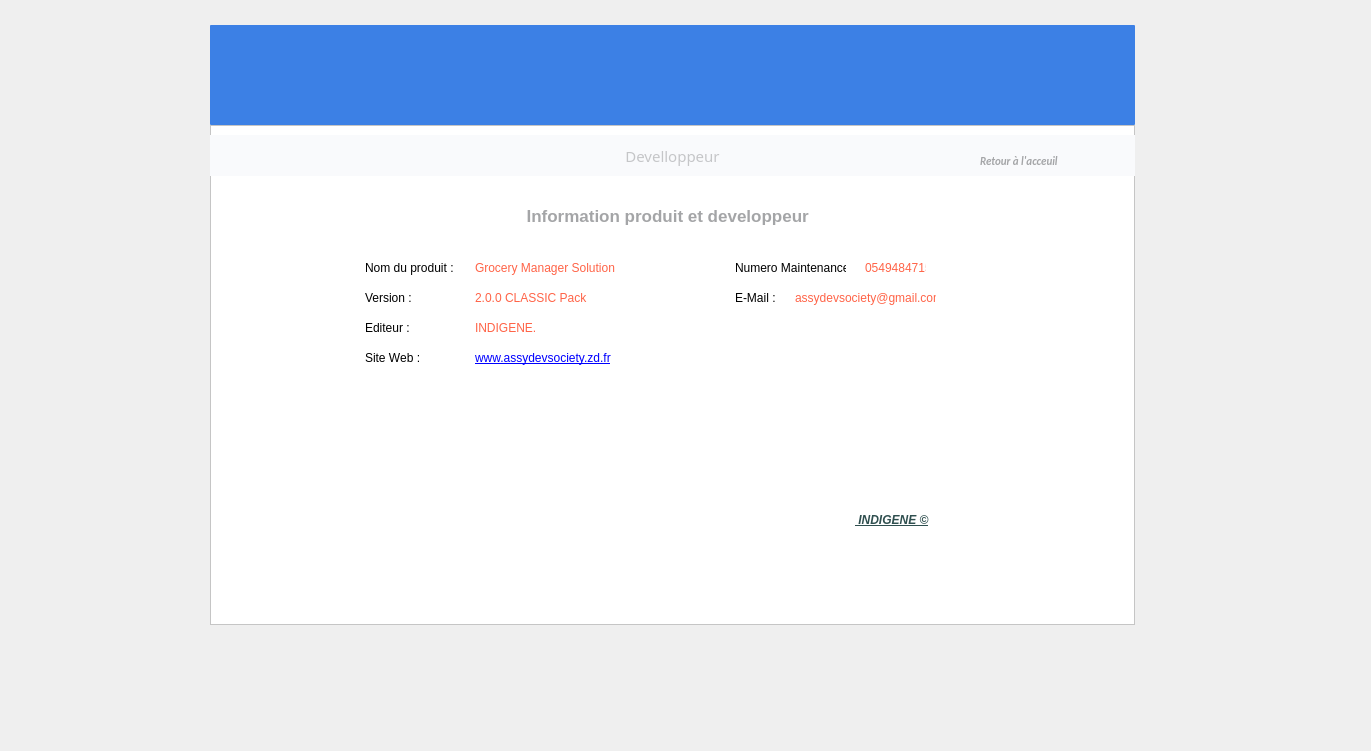
Before: the Qt Designer form DESIGN/DIALOGS/developper.ui in indigene-way/ERP_business_Manager, drawn with Qt 5.
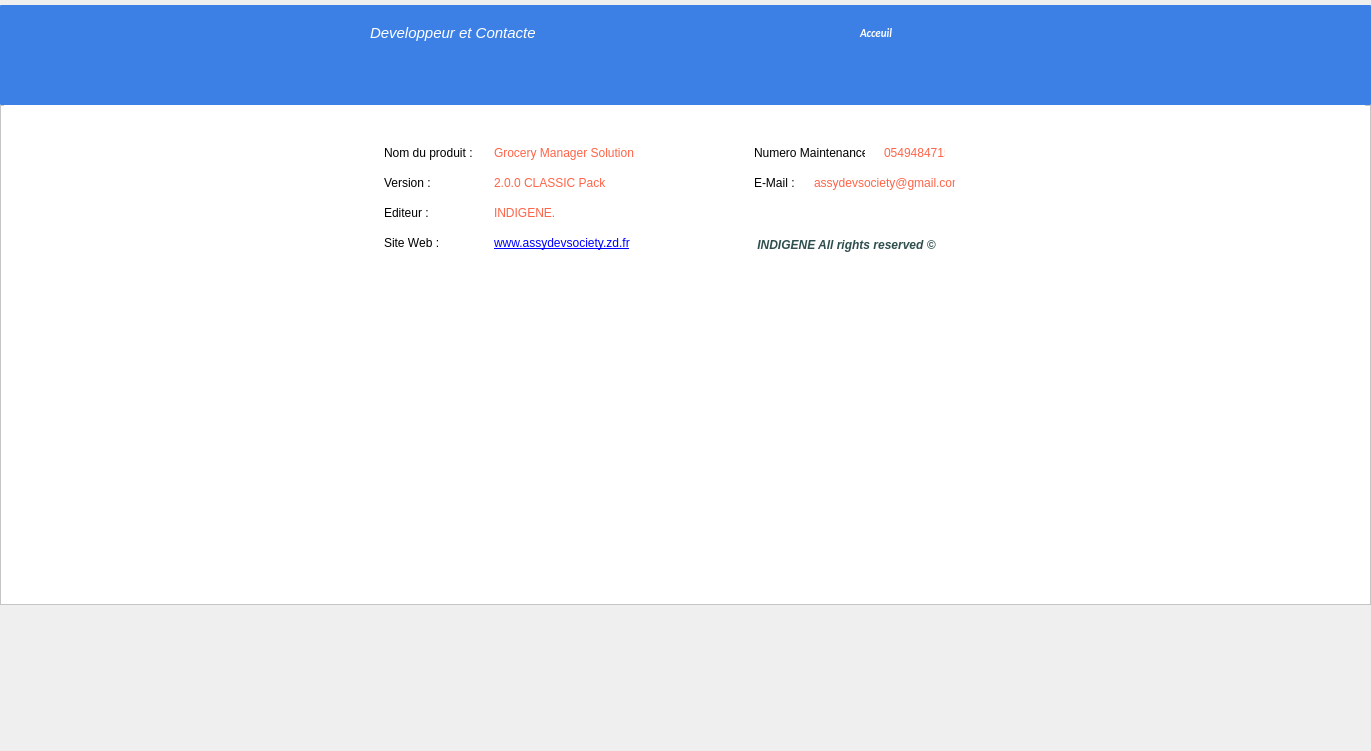
After: the same form once the commit is applied. Icons and pictures are not drawn.

The edit to the form file:
```diff
--- a/DESIGN/DIALOGS/developper.ui
+++ b/DESIGN/DIALOGS/developper.ui
@@ -16,9 +16,9 @@
   <widget class="QFrame" name="frame_12">
    <property name="geometry">
     <rect>
-     <x>210</x>
-     <y>25</y>
-     <width>925</width>
+     <x>0</x>
+     <y>5</y>
+     <width>1371</width>
      <height>100</height>
     </rect>
    </property>
@@ -36,40 +36,181 @@
    <property name="frameShadow">
     <enum>QFrame::Raised</enum>
    </property>
-   <widget class="QLabel" name="title_24">
+   <widget class="QPushButton" name="who">
     <property name="geometry">
      <rect>
-      <x>0</x>
-      <y>40</y>
-      <width>925</width>
+      <x>360</x>
+      <y>60</y>
+      <width>251</width>
+      <height>35</height>
+     </rect>
+    </property>
+    <property name="sizePolicy">
+     <sizepolicy hsizetype="Minimum" vsizetype="Maximum">
+      <horstretch>0</horstretch>
+      <verstretch>0</verstretch>
+     </sizepolicy>
+    </property>
+    <property name="font">
+     <font>
+      <family>Calibri</family>
+      <pointsize>8</pointsize>
+      <weight>75</weight>
+      <italic>true</italic>
+      <bold>true</bold>
+      <underline>false</underline>
+      <kerning>true</kerning>
+     </font>
+    </property>
+    <property name="cursor">
+     <cursorShape>ArrowCursor</cursorShape>
+    </property>
+    <property name="toolTip">
+     <string>Valider</string>
+    </property>
+    <property name="statusTip">
+     <string/>
+    </property>
+    <property name="autoFillBackground">
+     <bool>false</bool>
+    </property>
+    <property name="styleSheet">
+     <string notr="true">QPushButton{background-color:#3c80e5; color : white; border: 0px solid #000028 ;  text-align:left; padding-left:10px;}
+</string>
+    </property>
+    <property name="text">
+     <string/>
+    </property>
+    <property name="icon">
+     <iconset>
+      <normaloff>../../IMAGES/Icons/user.png</normaloff>../../IMAGES/Icons/user.png</iconset>
+    </property>
+    <property name="iconSize">
+     <size>
+      <width>21</width>
       <height>21</height>
+     </size>
+    </property>
+   </widget>
+   <widget class="QPushButton" name="who_2">
+    <property name="geometry">
+     <rect>
+      <x>360</x>
+      <y>10</y>
+      <width>371</width>
+      <height>35</height>
      </rect>
     </property>
+    <property name="sizePolicy">
+     <sizepolicy hsizetype="Minimum" vsizetype="Maximum">
+      <horstretch>0</horstretch>
+      <verstretch>0</verstretch>
+     </sizepolicy>
+    </property>
     <property name="font">
      <font>
-      <family>Rockwell</family>
-      <pointsize>9</pointsize>
+      <family>Segoe UI Historic</family>
+      <pointsize>11</pointsize>
       <weight>50</weight>
+      <italic>true</italic>
       <bold>false</bold>
+      <underline>false</underline>
+      <kerning>false</kerning>
      </font>
     </property>
+    <property name="cursor">
+     <cursorShape>ArrowCursor</cursorShape>
+    </property>
+    <property name="toolTip">
+     <string>Valider</string>
+    </property>
+    <property name="statusTip">
+     <string/>
+    </property>
+    <property name="autoFillBackground">
+     <bool>false</bool>
+    </property>
     <property name="styleSheet">
-     <string notr="true">background:#3c80e5;</string>
+     <string notr="true">QPushButton{background-color:#3c80e5; color : white; border: 0px solid #000028 ;  text-align:left; padding-left:10px;}
+</string>
     </property>
     <property name="text">
+     <string>Developpeur et Contacte</string>
+    </property>
+    <property name="icon">
+     <iconset>
+      <normaloff>../../IMAGES/Icons/devInfo.png</normaloff>../../IMAGES/Icons/devInfo.png</iconset>
+    </property>
+    <property name="iconSize">
+     <size>
+      <width>21</width>
+      <height>21</height>
+     </size>
+    </property>
+   </widget>
+   <widget class="QPushButton" name="back">
+    <property name="geometry">
+     <rect>
+      <x>850</x>
+      <y>10</y>
+      <width>141</width>
+      <height>35</height>
+     </rect>
+    </property>
+    <property name="sizePolicy">
+     <sizepolicy hsizetype="Minimum" vsizetype="Maximum">
+      <horstretch>0</horstretch>
+      <verstretch>0</verstretch>
+     </sizepolicy>
+    </property>
+    <property name="font">
+     <font>
+      <family>Calibri</family>
+      <pointsize>8</pointsize>
+      <weight>75</weight>
+      <italic>true</italic>
+      <bold>true</bold>
+      <underline>false</underline>
+      <kerning>true</kerning>
+     </font>
+    </property>
+    <property name="cursor">
+     <cursorShape>PointingHandCursor</cursorShape>
+    </property>
+    <property name="toolTip">
+     <string>Changer de compte</string>
+    </property>
+    <property name="statusTip">
      <string/>
     </property>
-    <property name="alignment">
-     <set>Qt::AlignCenter</set>
+    <property name="autoFillBackground">
+     <bool>false</bool>
+    </property>
+    <property name="styleSheet">
+     <string notr="true">QPushButton{background-color:#3c80e5; color : white; border: 0px solid #000028 ;  text-align:left; padding-left:10px;}
+</string>
+    </property>
+    <property name="text">
+     <string>Acceuil</string>
+    </property>
+    <property name="icon">
+     <iconset>
+      <normaloff>../../IMAGES/Icons/index.png</normaloff>../../IMAGES/Icons/index.png</iconset>
+    </property>
+    <property name="iconSize">
+     <size>
+      <width>21</width>
+      <height>21</height>
+     </size>
     </property>
    </widget>
   </widget>
   <widget class="QFrame" name="frame">
    <property name="geometry">
     <rect>
-     <x>210</x>
-     <y>125</y>
-     <width>925</width>
+     <x>0</x>
+     <y>105</y>
+     <width>1371</width>
      <height>500</height>
     </rect>
    </property>
@@ -82,39 +223,12 @@
    <property name="frameShadow">
     <enum>QFrame::Raised</enum>
    </property>
-   <widget class="QLabel" name="title_21">
-    <property name="geometry">
-     <rect>
-      <x>0</x>
-      <y>10</y>
-      <width>925</width>
-      <height>41</height>
-     </rect>
-    </property>
-    <property name="font">
-     <font>
-      <family>Segoe UI Semibold</family>
-      <pointsize>11</pointsize>
-      <weight>50</weight>
-      <bold>false</bold>
-     </font>
-    </property>
-    <property name="styleSheet">
-     <string notr="true">background:#f9fafc;color:#c5c6c8;</string>
-    </property>
-    <property name="text">
-     <string>Develloppeur</string>
-    </property>
-    <property name="alignment">
-     <set>Qt::AlignCenter</set>
-    </property>
-   </widget>
    <widget class="QGroupBox" name="productCreatorGroupBox_12">
     <property name="geometry">
      <rect>
-      <x>145</x>
-      <y>65</y>
-      <width>630</width>
+      <x>4</x>
+      <y>0</y>
+      <width>1361</width>
       <height>352</height>
      </rect>
     </property>
@@ -127,8 +241,8 @@
     <widget class="QLabel" name="label_59">
      <property name="geometry">
       <rect>
-       <x>10</x>
-       <y>100</y>
+       <x>380</x>
+       <y>70</y>
        <width>101</width>
        <height>16</height>
       </rect>
@@ -140,8 +254,8 @@
     <widget class="QLabel" name="label_60">
      <property name="geometry">
       <rect>
-       <x>10</x>
-       <y>130</y>
+       <x>380</x>
+       <y>100</y>
        <width>101</width>
        <height>16</height>
       </rect>
@@ -153,8 +267,8 @@
     <widget class="QLabel" name="label_61">
      <property name="geometry">
       <rect>
-       <x>10</x>
-       <y>70</y>
+       <x>380</x>
+       <y>40</y>
        <width>111</width>
        <height>16</height>
       </rect>
@@ -166,8 +280,8 @@
     <widget class="QLabel" name="label_62">
      <property name="geometry">
       <rect>
-       <x>120</x>
-       <y>70</y>
+       <x>490</x>
+       <y>40</y>
        <width>171</width>
        <height>16</height>
       </rect>
@@ -182,8 +296,8 @@
     <widget class="QLabel" name="label_63">
      <property name="geometry">
       <rect>
-       <x>120</x>
-       <y>100</y>
+       <x>490</x>
+       <y>70</y>
        <width>120</width>
        <height>16</height>
       </rect>
@@ -198,8 +312,8 @@
     <widget class="QLabel" name="label_64">
      <property name="geometry">
       <rect>
-       <x>120</x>
-       <y>130</y>
+       <x>490</x>
+       <y>100</y>
        <width>120</width>
        <height>16</height>
       </rect>
@@ -214,8 +328,8 @@
     <widget class="QLabel" name="label_65">
      <property name="geometry">
       <rect>
-       <x>10</x>
-       <y>160</y>
+       <x>380</x>
+       <y>130</y>
        <width>101</width>
        <height>16</height>
       </rect>
@@ -227,8 +341,8 @@
     <widget class="QLabel" name="label_66">
      <property name="geometry">
       <rect>
-       <x>120</x>
-       <y>160</y>
+       <x>490</x>
+       <y>130</y>
        <width>141</width>
        <height>16</height>
       </rect>
@@ -251,8 +365,8 @@
     <widget class="QLabel" name="label_67">
      <property name="geometry">
       <rect>
-       <x>510</x>
-       <y>70</y>
+       <x>880</x>
+       <y>40</y>
        <width>61</width>
        <height>16</height>
       </rect>
@@ -267,8 +381,8 @@
     <widget class="QLabel" name="label_68">
      <property name="geometry">
       <rect>
-       <x>380</x>
-       <y>70</y>
+       <x>750</x>
+       <y>40</y>
        <width>111</width>
        <height>16</height>
       </rect>
@@ -280,8 +394,8 @@
     <widget class="QLabel" name="label_69">
      <property name="geometry">
       <rect>
-       <x>440</x>
-       <y>100</y>
+       <x>810</x>
+       <y>70</y>
        <width>141</width>
        <height>16</height>
       </rect>
@@ -296,8 +410,8 @@
     <widget class="QLabel" name="label_70">
      <property name="geometry">
       <rect>
-       <x>380</x>
-       <y>100</y>
+       <x>750</x>
+       <y>70</y>
        <width>41</width>
        <height>16</height>
       </rect>
@@ -322,9 +436,9 @@
     <widget class="QLabel" name="label_71">
      <property name="geometry">
       <rect>
-       <x>500</x>
-       <y>320</y>
-       <width>81</width>
+       <x>750</x>
+       <y>130</y>
+       <width>201</width>
        <height>20</height>
       </rect>
      </property>
@@ -333,7 +447,7 @@
        <weight>75</weight>
        <italic>true</italic>
        <bold>true</bold>
-       <underline>true</underline>
+       <underline>false</underline>
       </font>
      </property>
      <property name="toolTip">
@@ -343,93 +457,9 @@
       <string notr="true">color:#2f4f4f</string>
      </property>
      <property name="text">
-      <string> INDIGENE ©</string>
+      <string> INDIGENE All rights reserved ©</string>
      </property>
     </widget>
-    <widget class="QLabel" name="title_18">
-     <property name="geometry">
-      <rect>
-       <x>140</x>
-       <y>10</y>
-       <width>350</width>
-       <height>31</height>
-      </rect>
-     </property>
-     <property name="font">
-      <font>
-       <family>Arial</family>
-       <pointsize>13</pointsize>
-       <weight>75</weight>
-       <bold>true</bold>
-      </font>
-     </property>
-     <property name="styleSheet">
-      <string notr="true">background:white;color:#a4a5a7;</string>
-     </property>
-     <property name="text">
-      <string>Information produit et developpeur </string>
-     </property>
-     <property name="alignment">
-      <set>Qt::AlignCenter</set>
-     </property>
-    </widget>
-   </widget>
-   <widget class="QPushButton" name="back">
-    <property name="geometry">
-     <rect>
-      <x>760</x>
-      <y>20</y>
-      <width>141</width>
-      <height>31</height>
-     </rect>
-    </property>
-    <property name="sizePolicy">
-     <sizepolicy hsizetype="Minimum" vsizetype="Maximum">
-      <horstretch>0</horstretch>
-      <verstretch>0</verstretch>
-     </sizepolicy>
-    </property>
-    <property name="font">
-     <font>
-      <family>Calibri</family>
-      <pointsize>8</pointsize>
-      <weight>75</weight>
-      <italic>true</italic>
-      <bold>true</bold>
-      <underline>false</underline>
-      <kerning>true</kerning>
-     </font>
-    </property>
-    <property name="cursor">
-     <cursorShape>PointingHandCursor</cursorShape>
-    </property>
-    <property name="toolTip">
-     <string>Retour</string>
-    </property>
-    <property name="statusTip">
-     <string/>
-    </property>
-    <property name="autoFillBackground">
-     <bool>false</bool>
-    </property>
-    <property name="styleSheet">
-     <string notr="true">QPushButton{background-color:#f9fafc; color : #a4a5a7; border: 0px solid #000028 ;  text-align:left; padding-left:10px;}
-QPushButton:hover{background-color:white;color:#a4a5a7;border: 0px solid #ecf0f5}
-QPushButton:focus{color:#00ea00}</string>
-    </property>
-    <property name="text">
-     <string>Retour à l'acceuil </string>
-    </property>
-    <property name="icon">
-     <iconset>
-      <normaloff>../../IMAGES/Icons/homepage.png</normaloff>../../IMAGES/Icons/homepage.png</iconset>
-    </property>
-    <property name="iconSize">
-     <size>
-      <width>21</width>
-      <height>21</height>
-     </size>
-    </property>
    </widget>
   </widget>
  </widget>
```
